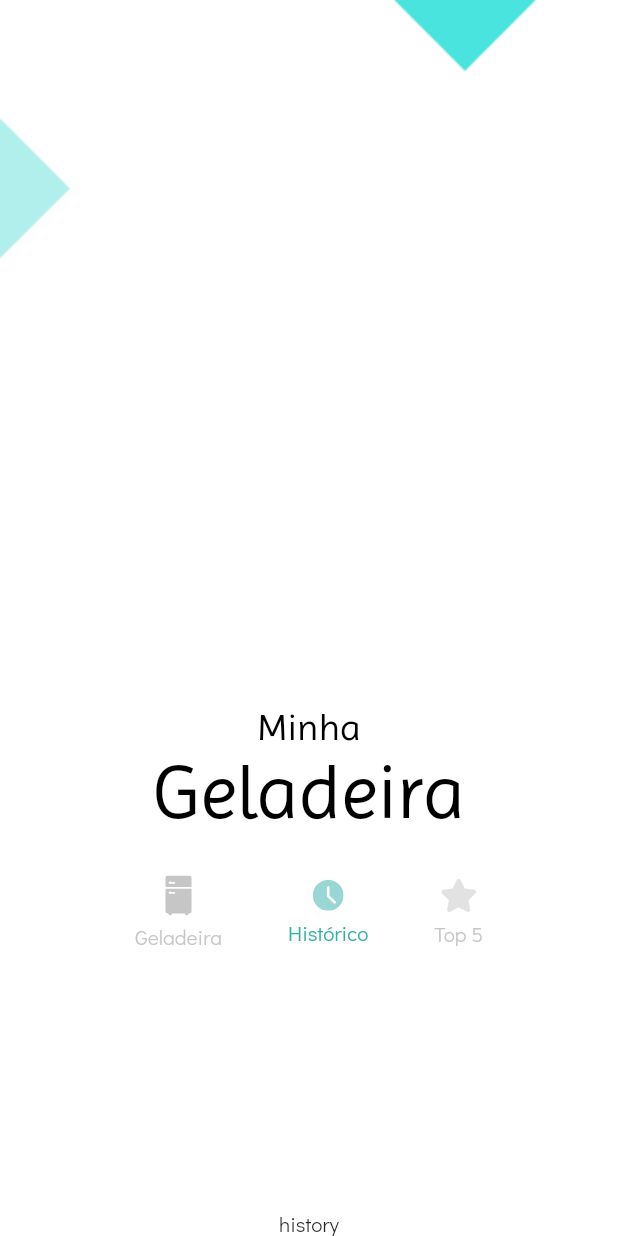
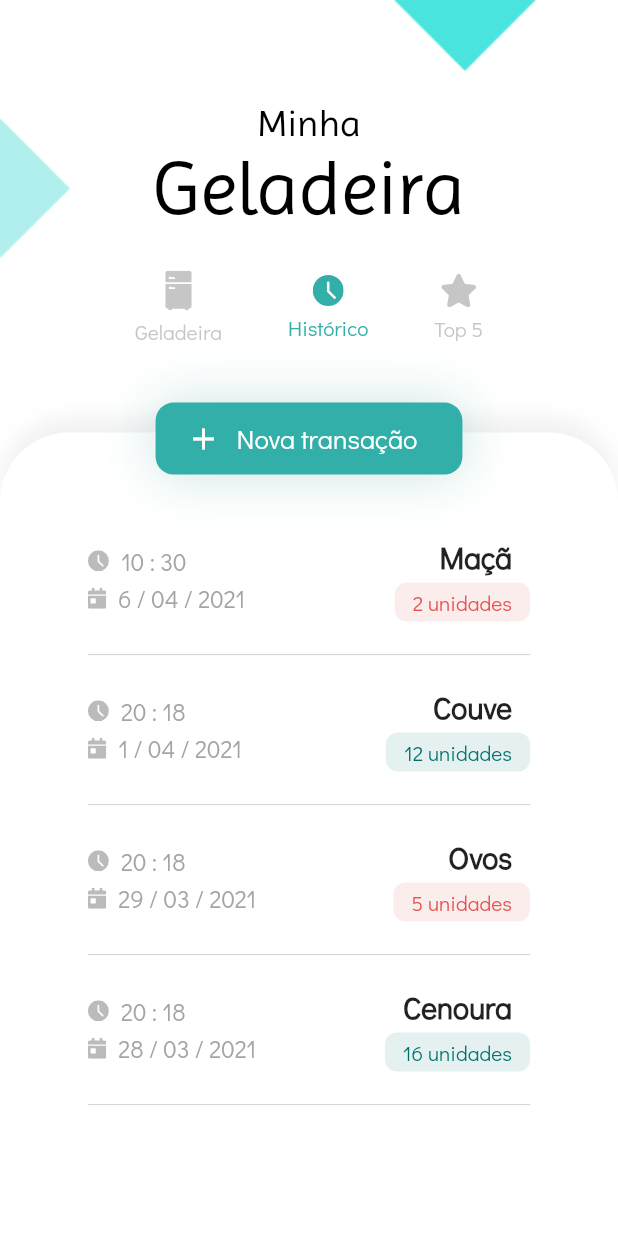
Before and after one commit to jemluz/flutter-fridge, a Flutter app: the screen it shows after launch, scrolled down 218 dp, after a tap on "Histórico", on a phone screen of 412 x 824 dp. Run offline on Flutter 3.47's test engine with Material 2 defaults, Android fonts, the phone set to English and light mode, and no system bars; our stand-ins replace flutter_svg.

Commit message:
History Screen concluída

```diff
--- a/lib/models/transactions.dart
+++ b/lib/models/transactions.dart
@@ -3,10 +3,10 @@ import 'package:flutter/material.dart';
 import 'transaction.dart';
 
 List<Transaction> demoTransactions = [
-  Transaction(productName: 'Couve', amount: 12, isAdditive: true, date: DateTime.now()),
-  Transaction(productName: 'Couve', amount: 2, isAdditive: false, date: DateTime.now()),
-  Transaction(productName: 'Ovos', amount: 5, isAdditive: false, date: DateTime.now()),
-  Transaction(productName: 'Cenoura', amount: 16, isAdditive: true, date: DateTime.now()),
+  Transaction(productName: 'Maçã', amount: 2, isAdditive: false, date: DateTime.now()),
+  Transaction(productName: 'Couve', amount: 12, isAdditive: true, date: DateTime.parse('2021-04-01 20:18:04Z')),
+  Transaction(productName: 'Ovos', amount: 5, isAdditive: false, date: DateTime.parse('2021-03-29 20:18:04Z')),
+  Transaction(productName: 'Cenoura', amount: 16, isAdditive: true, date: DateTime.parse('2021-03-28 20:18:04Z')),
 ];
 
 
--- a/lib/screens/fridge/fridge_content.dart
+++ b/lib/screens/fridge/fridge_content.dart
@@ -1,8 +1,6 @@
 import 'package:flutter/material.dart';
 import 'package:fridge/components/action_button.dart';
-import 'package:fridge/models/products.dart';
 
-import '../../themes.dart';
 import 'components/content.dart';
 
 class FridgeContent extends StatelessWidget {
--- /dev/null
+++ b/lib/screens/history/components/content.dart
@@ -0,0 +1,42 @@
+import 'package:flutter/material.dart';
+
+import '../../../themes.dart';
+import 'transactions_list.dart';
+
+class Content extends StatelessWidget {
+  const Content({
+    Key key,
+    @required this.size,
+  }) : super(key: key);
+
+  final Size size;
+
+  @override
+  Widget build(BuildContext context) {
+    return Container(
+      height: size.height * .65,
+      width: size.width,
+      margin: EdgeInsets.only(top: 20),
+      padding: EdgeInsets.symmetric(horizontal: size.width * .05),
+      decoration: backgroundDecoration(),
+      child: TransactionsList(size: size),
+    );
+  }
+
+  BoxDecoration backgroundDecoration() {
+    return BoxDecoration(
+      color: Colors.white,
+      borderRadius: BorderRadius.only(
+        topLeft: Radius.circular(46),
+        topRight: Radius.circular(46),
+      ),
+      boxShadow: <BoxShadow>[
+        BoxShadow(
+          offset: Offset(0, -10),
+          blurRadius: 10,
+          color: AppColors.BLACK.withOpacity(.05),
+        )
+      ],
+    );
+  }
+}
--- /dev/null
+++ b/lib/screens/history/components/transaction_card.dart
@@ -0,0 +1,118 @@
+import 'package:intl/intl.dart';
+import 'package:flutter/material.dart';
+import 'package:flutter_svg/flutter_svg.dart';
+import 'package:fridge/models/transaction.dart';
+
+import '../../../themes.dart';
+
+class TransactionCard extends StatelessWidget {
+  const TransactionCard({
+    Key key,
+    @required this.size,
+    @required this.onPressed,
+    @required this.transaction,
+  }) : super(key: key);
+
+  final Size size;
+  final GestureTapCallback onPressed;
+  final Transaction transaction;
+
+  @override
+  Widget build(BuildContext context) {
+    return Container(
+      padding: EdgeInsets.symmetric(horizontal: 18),
+      margin: EdgeInsets.only(left: 20, right: 20),
+      child: Column(
+        children: [
+          Row(
+            mainAxisAlignment: MainAxisAlignment.spaceBetween,
+            children: <Widget>[
+              buildDateTime(transaction.date),
+              builInfo(context, transaction.productName, transaction.amount, transaction.isAdditive),
+            ],
+          ),
+          SizedBox(height: 20),
+          Divider(
+            color: AppColors.GRAY_n141.withOpacity(.4),
+            height: 4,
+          ),
+          SizedBox(height: 20),
+        ],
+      ),
+    );
+  }
+
+  Column buildDateTime(DateTime date) {
+    return Column(
+              crossAxisAlignment: CrossAxisAlignment.start,
+              children: <Widget>[
+                Row(
+                  children: [
+                    SvgPicture.asset(
+                      'assets/icons/clock.svg',
+                      height: 14,
+                      color: AppColors.GRAY_n141.withOpacity(.6),
+                    ),
+                    SizedBox(width: 8),
+                    Text(
+                      DateFormat('HH : mm').format(date),
+                      style: TextStyle(
+                        fontSize: 16,
+                        color: AppColors.GRAY_n141.withOpacity(.8),
+                      ),
+                    )
+                  ],
+                ),
+                SizedBox(height: 4),
+                Row(
+                  children: [
+                    SvgPicture.asset(
+                      'assets/icons/calendar.svg',
+                      height: 14,
+                      color: AppColors.GRAY_n141.withOpacity(.6),
+                    ),
+                    SizedBox(width: 8),
+                    Text(
+                      DateFormat('d / MM / y').format(date),
+                      style: TextStyle(
+                        fontSize: 16,
+                        color: AppColors.GRAY_n141.withOpacity(.8),
+                      ),
+                    )
+                  ],
+                )
+              ],
+            );
+  }
+
+  Column builInfo(BuildContext context, String name, int amount, bool isAdditive) {
+    return Column(
+      crossAxisAlignment: CrossAxisAlignment.end,
+      children: <Widget>[
+        Padding(
+          padding: const EdgeInsets.only(right: 12),
+          child: Text(
+            name,
+            style: TextStyle(
+              fontWeight: FontWeight.bold,
+              fontSize: 20,
+            ),
+          ),
+        ),
+        SizedBox(height: 4),
+        Container(
+          padding: EdgeInsets.symmetric(vertical: 4, horizontal: 12),
+          decoration: BoxDecoration(
+            color: isAdditive ? Theme.of(context).colorScheme.secondary.withOpacity(.1) : Theme.of(context).colorScheme.error.withOpacity(.1),
+            borderRadius: BorderRadius.circular(8),
+          ),
+          child: Text(
+            '$amount unidades',
+            style: TextStyle(
+                color: isAdditive ? Theme.of(context).colorScheme.secondary : Theme.of(context).colorScheme.error, fontSize: 14),
+          ),
+        ),
+      ],
+    );
+  }
+}
--- /dev/null
+++ b/lib/screens/history/components/transactions_list.dart
@@ -0,0 +1,32 @@
+import 'package:flutter/material.dart';
+import 'package:fridge/models/transactions.dart';
+
+import 'transaction_card.dart';
+
+class TransactionsList extends StatelessWidget {
+  const TransactionsList({
+    Key key,
+    @required this.size,
+  }) : super(key: key);
+
+  final Size size;
+
+  @override
+  Widget build(BuildContext context) {
+    return SingleChildScrollView(
+      child: Container(
+        alignment: Alignment.bottomCenter,
+        height: size.height * .6,
+        margin: EdgeInsets.only(top: 70),
+        child: ListView.builder(
+          itemCount: demoTransactions.length,
+          itemBuilder: (context, index) => TransactionCard(
+            transaction: demoTransactions[index],
+            onPressed: () {},
+            size: size,
+          ),
+        ),
+      ),
+    );
+  }
+}
--- a/lib/screens/history/history_content.dart
+++ b/lib/screens/history/history_content.dart
@@ -1,10 +1,21 @@
 import 'package:flutter/material.dart';
+import 'package:fridge/components/action_button.dart';
+
+import 'components/content.dart';
 
 class HistoryContent extends StatelessWidget {
   @override
   Widget build(BuildContext context) {
+    var size = MediaQuery.of(context).size;
+
     return SafeArea(
-      child: Text('history'),
+      child: Stack(
+        alignment: Alignment.center,
+        children: <Widget>[
+          Content(size: size),
+          ActionButton(text: 'Nova transação'),
+        ],
+      ),
     );
   }
 }
--- a/lib/screens/home_sreen.dart
+++ b/lib/screens/home_sreen.dart
@@ -24,7 +24,6 @@ class _HomeScreenState extends State<HomeScreen> {
   _navigateTo(int index) {
     setState(() {
       _currentIndex = index;
-      print(_currentIndex);
     });
   }
 
--- a/pubspec.yaml
+++ b/pubspec.yaml
@@ -25,6 +25,7 @@ dependencies:
     sdk: flutter
   provider: ^4.0.5
   http: ^0.12.1
+  intl: ^0.16.1
 
 
   # The following adds the Cupertino Icons font to your application.
```
Also changed, not shown: assets/icons/calendar.svg (added), assets/icons/clock.svg, assets/icons/star.svg, pubspec.lock.
